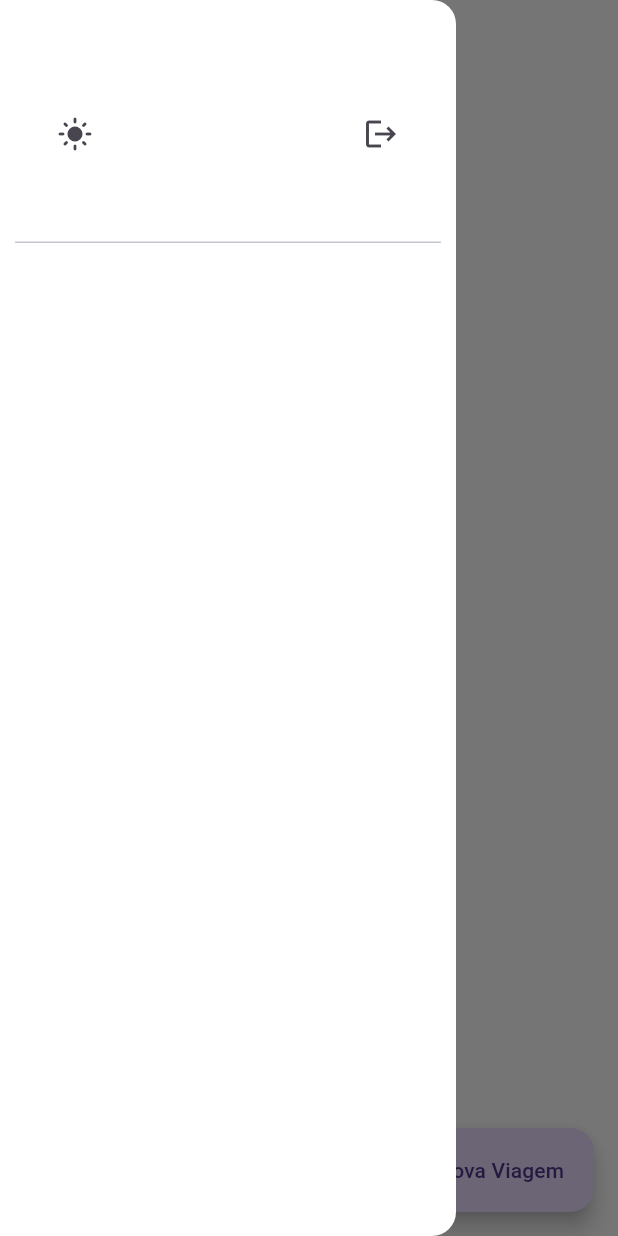
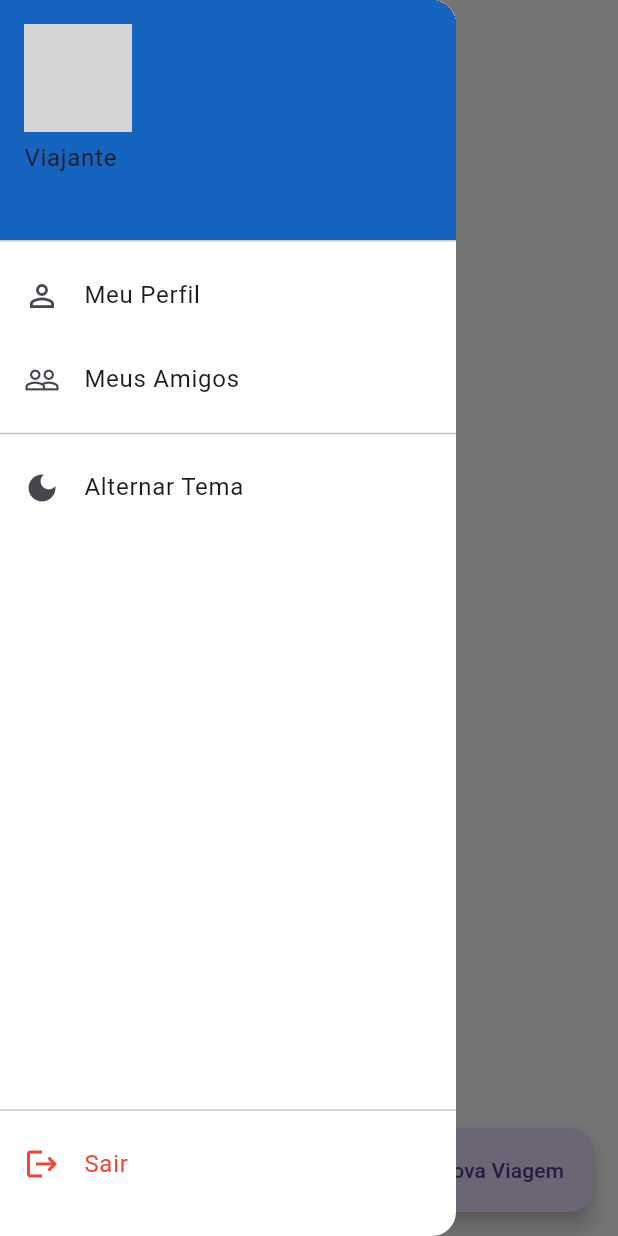
Before and after one commit to hmigl/app-ta-viajando, a Flutter app: the screen it shows once a user with an empty profile is signed in, with the side drawer open, on a phone screen of 412 x 824 dp. Run offline on Flutter 3.47's test engine with Material 3 defaults, Android fonts, the phone set to English and light mode, and no system bars; our stand-ins replace flutter_map, flutter_riverpod, freezed_annotation, image_picker, latlong2, riverpod_annotation and 2 more; accounts and stored records are empty; generated files the repository leaves out were written again; network calls fail; statements that could not run were skipped; grey boxes are pictures that could not be loaded.

Commit message:
atualização no menu e adicoes de telas para configuracoes de perfil e visualizar amigos

```diff
--- a/lib/features/global/configuration_drawer.dart
+++ b/lib/features/global/configuration_drawer.dart
@@ -2,46 +2,98 @@ import 'package:flutter/material.dart';
 import 'package:flutter_riverpod/flutter_riverpod.dart';
 import 'package:ta_viajando_app/core/services/auth_provider.dart';
 import 'package:ta_viajando_app/core/services/theme_provider.dart';
+import 'package:ta_viajando_app/features/auth/data/profile_repository.dart';
+import 'package:ta_viajando_app/features/global/friends_screen.dart';
+import 'package:ta_viajando_app/features/global/profile_screen.dart';
 
 class ConfigurationDrawer extends ConsumerWidget {
   const ConfigurationDrawer({super.key});
 
   @override
   Widget build(BuildContext context, WidgetRef ref) {
+    // Aqui o Menu fica "escutando" o perfil
+    final profileAsync = ref.watch(userProfileProvider);
+
     return Drawer(
-      child: ListView(
-        padding: const EdgeInsets.symmetric(horizontal: 10, vertical: 10),
+      child: Column(
         children: [
-          SizedBox(
-            height: 160,
-            child: DrawerHeader(
-              child: Row(
-                mainAxisAlignment: MainAxisAlignment.spaceBetween,
-                children: [
-                  IconButton(
-                    icon: ref
-                        .watch(appThemeProvider)
-                        .when(
-                          data: (isDarkMode) => isDarkMode
-                              ? const Icon(Icons.dark_mode)
-                              : const Icon(Icons.light_mode),
-                          loading: () => const Icon(Icons.light_mode),
-                          error: (_, __) => const Icon(Icons.light_mode),
-                        ),
-                    onPressed: () {
-                      ref.read(appThemeProvider.notifier).toggleTheme();
-                    },
-                  ),
-                  IconButton(
-                    onPressed: () async {
-                      await ref.read(authProvider.notifier).signOut();
-                    },
-                    icon: Icon(Icons.logout),
-                  ),
-                ],
+          // O Header agora é dinâmico
+          profileAsync.when(
+            data: (profile) => UserAccountsDrawerHeader(
+              decoration: BoxDecoration(
+                color: Theme.of(context).primaryColor == Colors.grey[900]
+                    ? Colors.grey[800]
+                    : Colors.blue.shade800,
+              ),
+              accountName: Text(profile.name.isNotEmpty ? profile.name : "Viajante"),
+              accountEmail: Text(profile.email),
+              currentAccountPicture: CircleAvatar(
+                backgroundColor: Colors.white,
+                backgroundImage: profile.avatarUrl != null
+                    ? NetworkImage(profile.avatarUrl!)
+                    : null,
+                child: profile.avatarUrl == null
+                    ? Text(profile.name.isNotEmpty ? profile.name[0].toUpperCase() : "V",
+                           style: const TextStyle(fontSize: 24, color: Colors.grey))
+                    : null,
               ),
             ),
+            // Enquanto carrega (loading), mostra um skeleton ou dados vazios
+            loading: () => const UserAccountsDrawerHeader(
+              accountName: Text("Carregando..."),
+              accountEmail: Text("..."),
+              currentAccountPicture: CircleAvatar(child: CircularProgressIndicator()),
+            ),
+            // Se der erro
+            error: (_, __) => const UserAccountsDrawerHeader(
+              accountName: Text("Viajante"),
+              accountEmail: Text("Erro ao carregar perfil"),
+              currentAccountPicture: CircleAvatar(child: Icon(Icons.error)),
+            ),
           ),
+
+          // --- ITENS DO MENU (Mantém igual) ---
+          ListTile(
+            leading: const Icon(Icons.person_outline),
+            title: const Text('Meu Perfil'),
+            onTap: () {
+              Navigator.pop(context);
+              Navigator.push(context, MaterialPageRoute(builder: (_) => const ProfileScreen()));
+            },
+          ),
+          ListTile(
+            leading: const Icon(Icons.people_outline),
+            title: const Text('Meus Amigos'),
+            onTap: () {
+              Navigator.pop(context);
+              Navigator.push(context, MaterialPageRoute(builder: (_) => const FriendsScreen()));
+            },
+          ),
+          const Divider(),
+
+          ListTile(
+            leading: ref.watch(appThemeProvider).when(
+                  data: (isDark) => isDark ? const Icon(Icons.light_mode) : const Icon(Icons.dark_mode),
+                  loading: () => const Icon(Icons.brightness_6),
+                  error: (_, __) => const Icon(Icons.brightness_6),
+                ),
+            title: const Text('Alternar Tema'),
+            onTap: () => ref.read(appThemeProvider.notifier).toggleTheme(),
+          ),
+
+          const Spacer(),
+
+          const Divider(),
+          ListTile(
+            leading: const Icon(Icons.logout, color: Colors.red),
+            title: const Text('Sair', style: TextStyle(color: Colors.red)),
+            onTap: () async {
+               // Dica: Limpar o cache do perfil ao sair para não mostrar dados do usuário anterior num próximo login
+               ref.invalidate(userProfileProvider);
+               await ref.read(authProvider.notifier).signOut();
+            },
+          ),
+          const SizedBox(height: 20),
         ],
       ),
     );
```
Also changed, not shown: lib/features/auth/data/profile_repository.dart (added, +116 -0 lines), lib/features/global/friends_screen.dart (added, +46 -0 lines), lib/features/global/profile_screen.dart (added, +134 -0 lines).
